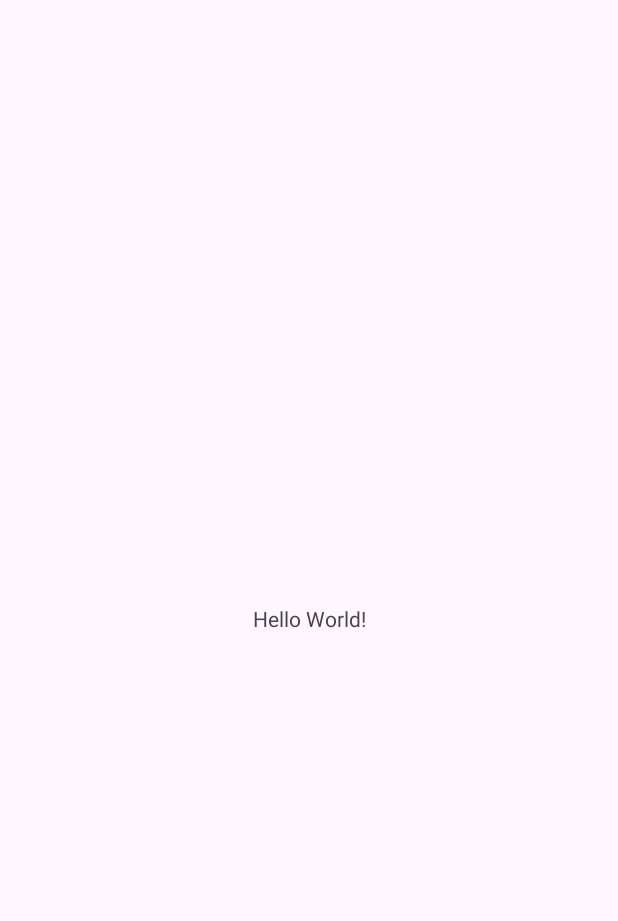
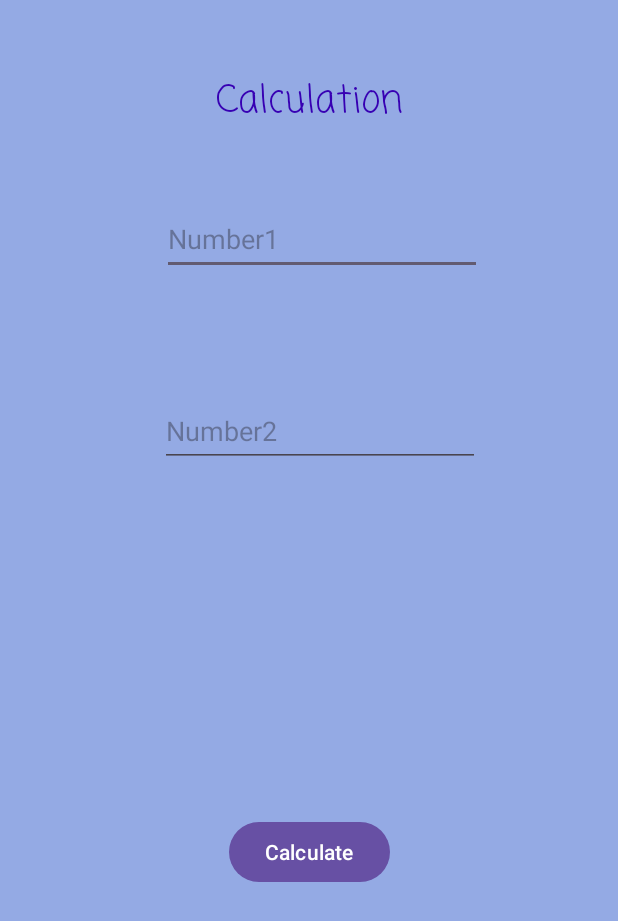
Before and after one commit to stasdo12/Calculation, an Android app: the screen it shows after launch (MainActivity), on a phone screen of 412 x 824 dp. Before the commit the part shown is almost empty. Shown: the top 921 px of the screen. Run offline under Robolectric (Android 15) with nearby library versions, the phone set to English and light mode, and no system bars.

Commit message:
add calculate

```diff
--- a/app/src/main/java/ua/com/calculation/MainActivity.java
+++ b/app/src/main/java/ua/com/calculation/MainActivity.java
@@ -3,12 +3,42 @@ package ua.com.calculation;
 import androidx.appcompat.app.AppCompatActivity;
 
 import android.os.Bundle;
+import android.view.View;
+import android.widget.Button;
+import android.widget.EditText;
+import android.widget.TextView;
+import android.widget.Toast;
 
 public class MainActivity extends AppCompatActivity {
+
+    private TextView resultTextView;
+    private EditText number_field_one, number_field_two;
+    private Button add_button;
+
+
+
 
     @Override
     protected void onCreate(Bundle savedInstanceState) {
         super.onCreate(savedInstanceState);
         setContentView(R.layout.activity_main);
+        resultTextView = findViewById(R.id.resultTextView);
+        number_field_one = findViewById(R.id.number_field_one);
+        number_field_two = findViewById(R.id.number_field_two);
+        add_button = findViewById(R.id.add_button);
+
+
+        add_button.setOnClickListener(new View.OnClickListener() {
+            @Override
+            public void onClick(View v) {
+                float num1 = Float.parseFloat(number_field_one.getText().toString());
+                float num2 = Float.parseFloat(number_field_two.getText().toString());
+                float result = num1 + num2;
+                resultTextView.setText(String.valueOf(result));
+            }
+        });
+
+
+
     }
 }
--- a/app/src/main/res/layout/activity_main.xml
+++ b/app/src/main/res/layout/activity_main.xml
@@ -4,15 +4,58 @@
     xmlns:tools="http://schemas.android.com/tools"
     android:layout_width="match_parent"
     android:layout_height="match_parent"
+    android:background="@color/material_dynamic_primary70"
     tools:context=".MainActivity">
 
+
+    <Button
+        android:id="@+id/add_button"
+        android:layout_width="wrap_content"
+        android:layout_height="48dp"
+        android:text="@string/but_name"
+        app:layout_constraintBottom_toBottomOf="parent"
+        app:layout_constraintEnd_toEndOf="parent"
+        app:layout_constraintStart_toStartOf="parent"
+        app:layout_constraintTop_toBottomOf="@+id/number_field_two" />
+
     <TextView
+        android:id="@+id/resultTextView"
         android:layout_width="wrap_content"
         android:layout_height="wrap_content"
-        android:text="Hello World!"
-        app:layout_constraintBottom_toBottomOf="parent"
+        android:layout_marginTop="48dp"
+        android:fontFamily="casual"
+        android:text="@string/calc"
+        android:textColor="@color/design_default_color_primary_dark"
+        android:textSize="25sp"
         app:layout_constraintEnd_toEndOf="parent"
         app:layout_constraintStart_toStartOf="parent"
         app:layout_constraintTop_toTopOf="parent" />
 
+    <EditText
+        android:id="@+id/number_field_one"
+        android:layout_width="wrap_content"
+        android:layout_height="wrap_content"
+        android:layout_marginStart="108dp"
+        android:layout_marginTop="48dp"
+        android:ems="10"
+        android:hint="@string/number1"
+        android:inputType="number"
+        android:minHeight="48dp"
+        app:layout_constraintStart_toStartOf="parent"
+        app:layout_constraintTop_toBottomOf="@+id/resultTextView" />
+
+    <EditText
+        android:id="@+id/number_field_two"
+        android:layout_width="wrap_content"
+        android:layout_height="wrap_content"
+        android:layout_marginTop="80dp"
+        android:ems="10"
+        android:hint="@string/number2"
+        android:inputType="number"
+        android:minHeight="48dp"
+        app:layout_constraintEnd_toEndOf="parent"
+        app:layout_constraintHorizontal_bias="0.537"
+        app:layout_constraintStart_toStartOf="parent"
+        app:layout_constraintTop_toBottomOf="@+id/number_field_one" />
+
 </androidx.constraintlayout.widget.ConstraintLayout>
--- a/app/src/main/res/values/colors.xml
+++ b/app/src/main/res/values/colors.xml
@@ -2,4 +2,5 @@
 <resources>
     <color name="black">#FF000000</color>
     <color name="white">#FFFFFFFF</color>
+
 </resources>
--- a/app/src/main/res/values/strings.xml
+++ b/app/src/main/res/values/strings.xml
@@ -1,3 +1,7 @@
 <resources>
     <string name="app_name">Calculation</string>
+    <string name="but_name">Calculate</string>
+    <string name="number1">Number1</string>
+    <string name="number2">Number2</string>
+    <string name="calc">Calculation</string>
 </resources>
```
